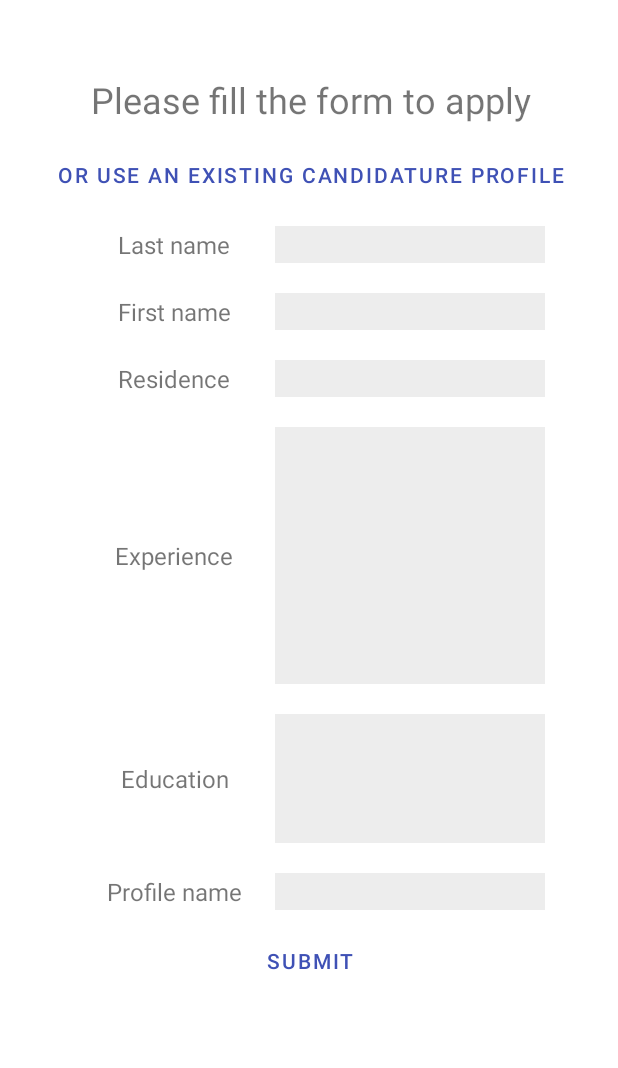
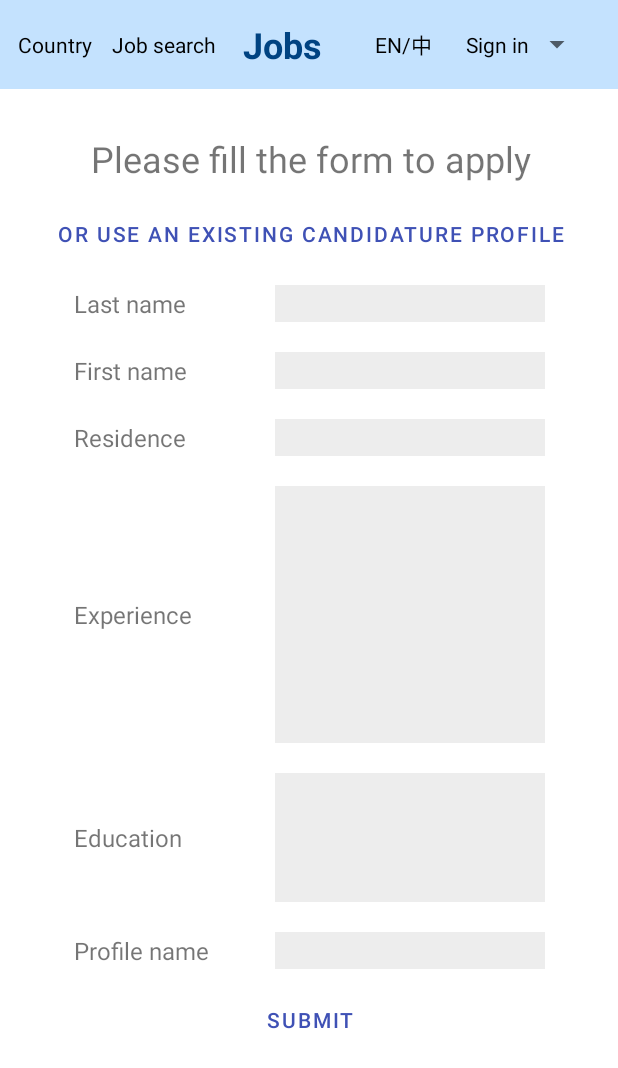
Before and after one commit to Sunying-RONG/Android-Kotlin-firebase-Jobs, an Android app: the CandidateActivity screen opened directly, with no data from a screen before it, on a phone screen of 412 x 824 dp. Shown: the top 1068 px of the screen. Run offline under Robolectric (Android 15) with nearby library versions, the phone set to English and light mode, and no system bars; our stand-ins replace Firebase (no records; nobody signed in at launch, a user with empty details on screens opened directly).

Commit message:
candidate

```diff
--- a/app/src/main/java/com/example/jobsrendu/MainActivity.kt
+++ b/app/src/main/java/com/example/jobsrendu/MainActivity.kt
@@ -154,6 +154,7 @@ class MainActivity : AppCompatActivity(), LocationListener {
                                     if (user_id != null && user_id.isNotEmpty()) {
                                         Log.d("user id in main", user_id)
                                         val intentToCandidate = Intent(this, CandidateActivity::class.java)
+                                        intentToCandidate.putExtra("job_id", document.id)
                                         startActivity(intentToCandidate)
                                     } else {
                                         val intentToSignIn = Intent(this, SigninActivity::class.java)
--- a/app/src/main/java/com/example/jobsrendu/SignupActivity.kt
+++ b/app/src/main/java/com/example/jobsrendu/SignupActivity.kt
@@ -67,14 +67,12 @@ class SignupActivity : AppCompatActivity() {
                 "password" to password
             )
         }
-
         when(role) {
             "Job seeker" -> {userCollection = "Job seeker"}
             "Employer" -> {userCollection = "Employer"}
             "Agency" -> {userCollection = "Agency"}
             "Administrator" -> {userCollection = "Administrator"}
         }
-// Add a new document with a generated ID
         db.collection(userCollection)
             .add(user)
             .addOnSuccessListener { documentReference ->
@@ -85,6 +83,5 @@ class SignupActivity : AppCompatActivity() {
                 Log.w(ContentValues.TAG, "Error adding document", e)
                 Toast.makeText(this, "Sign up failed !", Toast.LENGTH_SHORT).show()
             }
-
     }
 }
--- a/app/src/main/res/layout/activity_candidate.xml
+++ b/app/src/main/res/layout/activity_candidate.xml
@@ -21,18 +21,18 @@
         app:layout_constraintTop_toTopOf="parent"
         tools:layout_editor_absoluteX="1dp">
 
-<!--        <androidx.fragment.app.FragmentContainerView-->
-<!--            xmlns:android="http://schemas.android.com/apk/res/android"-->
-<!--            android:id="@+id/fragment_navigation"-->
-<!--            android:layout_width="match_parent"-->
-<!--            android:layout_height="wrap_content"-->
-<!--            android:name="com.example.jobsrendu.NavigationFragment" >-->
-<!--        </androidx.fragment.app.FragmentContainerView>-->
+        <androidx.fragment.app.FragmentContainerView
+            xmlns:android="http://schemas.android.com/apk/res/android"
+            android:id="@+id/fragment_navigation"
+            android:layout_width="match_parent"
+            android:layout_height="wrap_content"
+            android:name="com.example.jobsrendu.NavigationFragment" >
+        </androidx.fragment.app.FragmentContainerView>
 
         <TextView
             android:layout_width="match_parent"
             android:layout_height="wrap_content"
-            android:layout_marginTop="50dp"
+            android:layout_marginTop="30dp"
             android:layout_marginBottom="10dp"
             android:gravity="center"
             android:text="@string/fill_form"
@@ -58,15 +58,15 @@
                 android:gravity="center">
 
                 <TextView
-                    android:layout_width="82dp"
+                    android:layout_width="104dp"
                     android:layout_height="wrap_content"
-                    android:gravity="center"
+                    android:gravity="center|left"
                     android:text="@string/last_name"
                     android:textSize="16sp" />
 
                 <EditText
                     android:id="@+id/last_name"
-                    android:layout_width="180dp"
+                    android:layout_width="178dp"
                     android:layout_height="wrap_content"
                     android:layout_marginTop="10dp"
                     android:layout_marginBottom="10dp"
@@ -79,10 +79,11 @@
                 android:layout_height="30dp"
                 android:background="#FFFFFF"
                 android:gravity="center">
+
                 <TextView
-                    android:layout_width="82dp"
+                    android:layout_width="110dp"
                     android:layout_height="wrap_content"
-                    android:gravity="center"
+                    android:gravity="center|left"
                     android:text="@string/first_name"
                     android:textSize="16sp" />
                 <EditText
@@ -100,10 +101,11 @@
                 android:layout_height="30dp"
                 android:background="#FFFFFF"
                 android:gravity="center">
+
                 <TextView
                     android:layout_width="82dp"
                     android:layout_height="wrap_content"
-                    android:gravity="center"
+                    android:gravity="center|left"
                     android:text="@string/residence"
                     android:textSize="16sp" />
                 <EditText
@@ -121,10 +123,11 @@
                 android:layout_height="30dp"
                 android:background="#FFFFFF"
                 android:gravity="center">
+
                 <TextView
                     android:layout_width="82dp"
                     android:layout_height="wrap_content"
-                    android:gravity="center"
+                    android:gravity="center|left"
                     android:text="@string/experience"
                     android:textSize="16sp" />
 
@@ -135,8 +138,7 @@
                     android:layout_marginTop="10dp"
                     android:layout_marginBottom="10dp"
                     android:background="#EDEDED"
-                    android:hint=""
-                    android:inputType="textPassword" />
+                    android:hint="" />
             </TableRow>
 
             <TableRow
@@ -144,10 +146,11 @@
                 android:layout_height="30dp"
                 android:background="#FFFFFF"
                 android:gravity="center">
+
                 <TextView
                     android:layout_width="82dp"
                     android:layout_height="wrap_content"
-                    android:gravity="center"
+                    android:gravity="center|left"
                     android:text="@string/education"
                     android:textSize="16sp" />
 
@@ -158,8 +161,7 @@
                     android:layout_marginTop="10dp"
                     android:layout_marginBottom="10dp"
                     android:background="#EDEDED"
-                    android:hint=""
-                    android:inputType="textPassword" />
+                    android:hint="" />
             </TableRow>
 
             <TableRow
@@ -171,7 +173,7 @@
                 <TextView
                     android:layout_width="134dp"
                     android:layout_height="wrap_content"
-                    android:gravity="center"
+                    android:gravity="center|left"
                     android:text="@string/profile_name"
                     android:textSize="16sp" />
 
@@ -182,14 +184,13 @@
                     android:layout_marginTop="10dp"
                     android:layout_marginBottom="10dp"
                     android:background="#EDEDED"
-                    android:hint=""
-                    android:inputType="textPassword" />
+                    android:hint="" />
             </TableRow>
 
         </TableLayout>
 
         <Button
-            android:id="@+id/submit"
+            android:id="@+id/submit_candidature"
             android:layout_width="match_parent"
             android:layout_height="wrap_content"
             android:background="#009DCCF4"
--- a/app/src/main/res/layout/activity_main.xml
+++ b/app/src/main/res/layout/activity_main.xml
@@ -51,7 +51,7 @@
 
                 <EditText
                     android:id="@+id/what"
-                    android:layout_width="180dp"
+                    android:layout_width="251dp"
                     android:layout_height="wrap_content"
                     android:layout_marginTop="10dp"
                     android:layout_marginBottom="10dp"
@@ -74,7 +74,7 @@
 
                 <EditText
                     android:id="@+id/where"
-                    android:layout_width="180dp"
+                    android:layout_width="246dp"
                     android:layout_height="wrap_content"
                     android:layout_marginTop="10dp"
                     android:layout_marginBottom="10dp"
--- a/app/src/main/res/values/strings.xml
+++ b/app/src/main/res/values/strings.xml
@@ -41,6 +41,7 @@
     <string name="experience">Experience</string>
     <string name="education">Education</string>
     <string name="profile_name">Profile name</string>
+    <string name="candidatures">Recent candidatures</string>
     <string-array name="roles_array">
         <item>SELECT YOUR ROLE</item>
         <item>Job seeker</item>
```
Also changed, not shown: app/src/main/java/com/example/jobsrendu/CandidateActivity.kt (+58 -0 lines), app/src/main/res/layout/activity_jobseeker.xml (+37 -0 lines), 1 other file.
